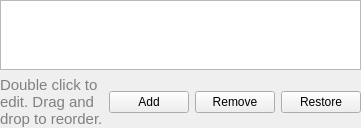
Above: websearch/src/configwidget.ui from albertlauncher/plugins before the change. Below: the same form after it.
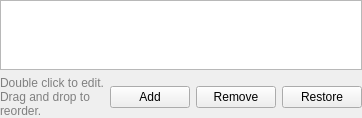
That is the form after the change.

Commit message: [ws] fix oversized text in config

What changed in the file:
```diff
--- a/websearch/src/configwidget.ui
+++ b/websearch/src/configwidget.ui
@@ -57,7 +57,7 @@
      <item>
       <widget class="QLabel" name="label">
        <property name="text">
-        <string>&lt;html&gt;&lt;head/&gt;&lt;body&gt;&lt;p&gt;&lt;span style=&quot; font-size:11pt; color:#808080;&quot;&gt;Double click to edit. Drag and drop to reorder.&lt;/span&gt;&lt;/p&gt;&lt;/body&gt;&lt;/html&gt;</string>
+        <string>&lt;html&gt;&lt;head/&gt;&lt;body&gt;&lt;p&gt;&lt;span style=&quot;color:#808080;&quot;&gt;Double click to edit. Drag and drop to reorder.&lt;/span&gt;&lt;/p&gt;&lt;/body&gt;&lt;/html&gt;</string>
        </property>
        <property name="alignment">
         <set>Qt::AlignLeading|Qt::AlignLeft|Qt::AlignTop</set>
```
The commit also changes 1 other file.
